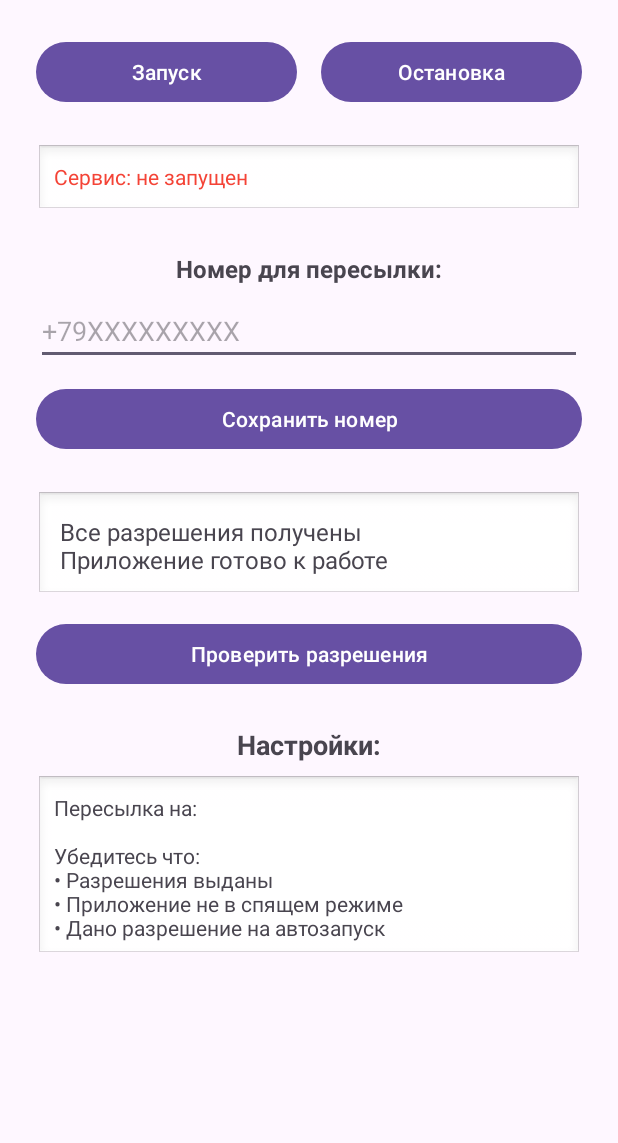
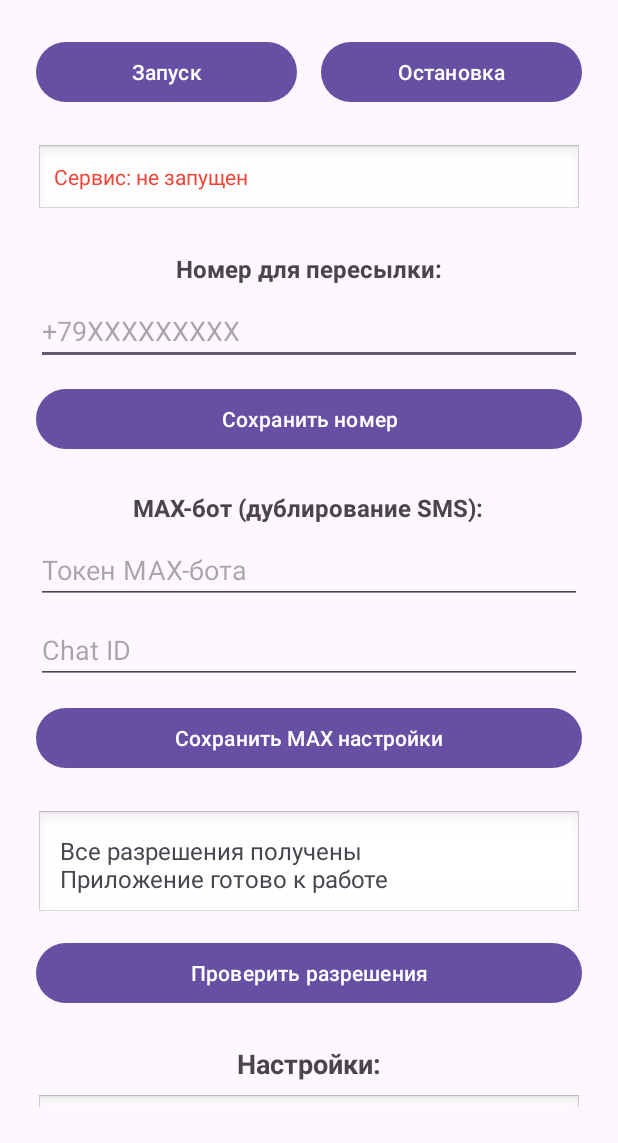
Before and after one commit to npa2003/SmsForwarder, an Android app: the screen it shows after launch (MainActivity), on a phone screen of 412 x 824 dp, the part 93-1236 px from its top. Run offline under Robolectric (Android 15) with nearby library versions, the phone set to English and light mode, and no system bars.

Commit message:
feat: add MAX bot integration for SMS duplication
- Add OkHttp dependency for MAX API calls
- Create MaxBotClient for async message sending to MAX platform
- Add MAX bot token and chat_id settings in SettingsManager
- Integrate MAX sending in SmsReceiver (after SMS forward)
- Add MAX settings UI in MainActivity (token + chat_id fields)
- Add INTERNET permission to AndroidManifest

```diff
--- a/app/build.gradle.kts
+++ b/app/build.gradle.kts
@@ -73,6 +73,7 @@ dependencies {
     implementation(libs.material)
     implementation(libs.androidx.activity)
     implementation(libs.androidx.constraintlayout)
+    implementation("com.squareup.okhttp3:okhttp:4.12.0")
     testImplementation(libs.junit)
     androidTestImplementation(libs.androidx.junit)
     androidTestImplementation(libs.androidx.espresso.core)
--- a/app/src/main/AndroidManifest.xml
+++ b/app/src/main/AndroidManifest.xml
@@ -12,6 +12,10 @@
 
     <!-- Для уведомлений -->
     <uses-permission android:name="android.permission.POST_NOTIFICATIONS" />
+
+    <!-- Интернет для MAX API -->
+    <uses-permission android:name="android.permission.INTERNET" />
+    <uses-permission android:name="android.permission.ACCESS_NETWORK_STATE" />
 
     <!-- Автозапуск после перезагрузки -->
     <uses-permission android:name="android.permission.RECEIVE_BOOT_COMPLETED" />
--- a/app/src/main/java/com/example/smsforwarder/SettingsManager.kt
+++ b/app/src/main/java/com/example/smsforwarder/SettingsManager.kt
@@ -8,6 +8,8 @@ object SettingsManager {
 
     private const val PREFS_NAME = "sms_forwarder_prefs"
     private const val KEY_FORWARD_NUMBER = "forward_number"
+    private const val KEY_MAX_BOT_TOKEN = "max_bot_token"
+    private const val KEY_MAX_CHAT_ID = "max_chat_id"
 
     private lateinit var prefs: SharedPreferences
 
@@ -19,4 +21,17 @@ object SettingsManager {
     var forwardNumber: String
         get() = prefs.getString(KEY_FORWARD_NUMBER, BuildConfig.FORWARD_NUMBER) ?: BuildConfig.FORWARD_NUMBER
         set(value) = prefs.edit().putString(KEY_FORWARD_NUMBER, value).apply()
+
+    // Токен MAX-бота
+    var maxBotToken: String?
+        get() = prefs.getString(KEY_MAX_BOT_TOKEN, null)
+        set(value) = prefs.edit().putString(KEY_MAX_BOT_TOKEN, value).apply()
+
+    // Chat ID для MAX
+    var maxChatId: Long
+        get() = prefs.getLong(KEY_MAX_CHAT_ID, 0L)
+        set(value) = prefs.edit().putLong(KEY_MAX_CHAT_ID, value).apply()
+
+    // Проверка: настроен ли MAX
+    fun isMaxConfigured(): Boolean = !maxBotToken.isNullOrEmpty() && maxChatId > 0
 }
--- a/app/src/main/res/layout/activity_main.xml
+++ b/app/src/main/res/layout/activity_main.xml
@@ -77,6 +77,38 @@
             android:text="Сохранить номер"
             android:layout_marginBottom="24dp"/>
 
+        <!-- MAX-бот -->
+        <TextView
+            android:layout_width="wrap_content"
+            android:layout_height="wrap_content"
+            android:text="MAX-бот (дублирование SMS):"
+            android:textSize="16sp"
+            android:textStyle="bold"
+            android:layout_marginBottom="8dp"/>
+
+        <EditText
+            android:id="@+id/maxTokenEdit"
+            android:layout_width="match_parent"
+            android:layout_height="wrap_content"
+            android:inputType="text"
+            android:hint="Токен MAX-бота"
+            android:layout_marginBottom="8dp"/>
+
+        <EditText
+            android:id="@+id/maxChatIdEdit"
+            android:layout_width="match_parent"
+            android:layout_height="wrap_content"
+            android:inputType="number"
+            android:hint="Chat ID"
+            android:layout_marginBottom="12dp"/>
+
+        <Button
+            android:id="@+id/saveMaxBtn"
+            android:layout_width="match_parent"
+            android:layout_height="wrap_content"
+            android:text="Сохранить MAX настройки"
+            android:layout_marginBottom="24dp"/>
+
         <!-- Статус разрешений -->
         <TextView
             android:id="@+id/statusText"
```
Also changed, not shown: app/src/main/java/com/example/smsforwarder/MainActivity.kt (+42 -0 lines), app/src/main/java/com/example/smsforwarder/MaxBotClient.kt (added, +63 -0 lines), app/src/main/java/com/example/smsforwarder/SmsReceiver.kt (+14 -0 lines).
